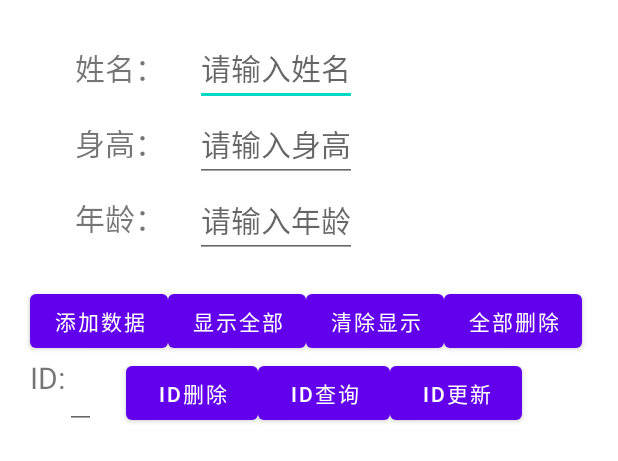
After one commit to javaer-zmn/Andriod, an Android app: the layout main2_activity.xml on its own in the app's theme, with its tools: preview values and no code run, on a phone screen of 412 x 824 dp. The commit adds this screen. Shown: the top 461 px of the screen. Run offline under Robolectric (Android 15) with nearby library versions, the phone set to English and light mode, and no system bars.

Commit message:
add db setting By zmn 2022_0103_1800

```diff
--- a/FaceShow/app/src/main/java/com/example/faceshow/Adapter/TeacherAdapter.java
+++ b/FaceShow/app/src/main/java/com/example/faceshow/Adapter/TeacherAdapter.java
@@ -8,6 +8,7 @@ import android.view.ViewGroup;
 import android.widget.ArrayAdapter;
 import android.widget.ImageView;
 import android.widget.TextView;
+import com.example.faceshow.Activity.Main2Activity;
 import com.example.faceshow.Activity.TeacherDetailActivity;
 import com.example.faceshow.DAO.Teacher;
 import com.example.faceshow.R;
@@ -67,7 +68,10 @@ public class TeacherAdapter extends ArrayAdapter<Teacher> {
             @Override
             public void onClick(View v) {
                 //  初始化一个准备跳转到TeacherDetailActivity的Intent
-                Intent intent = new Intent(getContext(), TeacherDetailActivity.class);
+//                Intent intent = new Intent(getContext(), TeacherDetailActivity.class);
+
+                Intent intent = new Intent(getContext(), Main2Activity.class);
+
 
 
                 // 往Intent中传入Teacher相关的数据，供TeacherDetailActivity使用
--- /dev/null
+++ b/FaceShow/app/src/main/res/layout/main2_activity.xml
@@ -0,0 +1,149 @@
+<?xml version="1.0" encoding="utf-8"?>
+<RelativeLayout xmlns:android="http://schemas.android.com/apk/res/android"
+                                             xmlns:app="http://schemas.android.com/apk/res-auto"
+                                             xmlns:tools="http://schemas.android.com/tools"
+                                             android:layout_width="match_parent"
+                                             android:layout_height="match_parent"
+                                             tools:context="com.example.faceshow.Activity.Main2Activity">
+
+        <TextView
+                android:layout_width="wrap_content"
+                android:layout_height="wrap_content"
+                android:id="@+id/name_tv"
+                android:text="姓名："
+                android:textSize="20dp"
+                android:layout_marginLeft="50dp"
+                android:layout_marginTop="30dp"/>
+        <EditText
+                android:layout_width="wrap_content"
+                android:layout_height="wrap_content"
+                android:id="@+id/name_ed"
+                android:hint="请输入姓名"
+                android:textSize="20dp"
+                android:layout_marginLeft="20dp"
+                android:layout_marginTop="20dp"
+                android:layout_toRightOf="@id/name_tv"
+        />
+        <TextView
+                android:layout_width="wrap_content"
+                android:layout_height="wrap_content"
+                android:id="@+id/id_tv"
+                android:text="身高："
+                android:textSize="20dp"
+                android:layout_marginLeft="50dp"
+                android:layout_marginTop="20dp"
+                android:layout_below="@id/name_tv"/>
+        <EditText
+                android:layout_width="wrap_content"
+                android:layout_height="wrap_content"
+                android:id="@+id/id_ed"
+                android:hint="请输入身高"
+                android:textSize="20dp"
+                android:layout_marginLeft="20dp"
+                android:layout_toRightOf="@id/name_tv"
+                android:layout_below="@id/name_ed"
+        />
+        <TextView
+                android:layout_width="wrap_content"
+                android:layout_height="wrap_content"
+                android:id="@+id/age_tv"
+                android:text="年龄："
+                android:textSize="20dp"
+                android:layout_marginLeft="50dp"
+                android:layout_marginTop="20dp"
+                android:layout_below="@id/id_tv"/>
+        <EditText
+                android:layout_width="wrap_content"
+                android:layout_height="wrap_content"
+                android:id="@+id/age_ed"
+                android:hint="请输入年龄"
+                android:textSize="20dp"
+                android:layout_marginLeft="20dp"
+                android:layout_toRightOf="@id/age_tv"
+                android:layout_below="@id/id_ed"
+        />
+        <Button
+                android:layout_width="wrap_content"
+                android:layout_height="wrap_content"
+                android:id="@+id/insert"
+                android:layout_below="@id/age_tv"
+                android:layout_marginTop="30dp"
+                android:layout_marginLeft="20dp"
+                android:onClick="insert"
+                android:text="添加数据"/>
+        <Button
+                android:layout_width="wrap_content"
+                android:layout_height="wrap_content"
+                android:id="@+id/showall"
+                android:layout_toRightOf="@id/insert"
+                android:layout_below="@id/age_tv"
+                android:layout_marginTop="30dp"
+                android:onClick="showall"
+                android:text="显示全部"/>
+        <Button
+                android:layout_width="wrap_content"
+                android:layout_height="wrap_content"
+                android:id="@+id/clearshow"
+                android:layout_toRightOf="@id/showall"
+                android:layout_below="@id/age_tv"
+                android:layout_marginTop="30dp"
+                android:onClick="clearshow"
+                android:text="清除显示"/>
+        <Button
+                android:layout_width="wrap_content"
+                android:layout_height="wrap_content"
+                android:id="@+id/deleteall"
+                android:layout_toRightOf="@id/clearshow"
+                android:layout_below="@id/age_tv"
+                android:layout_marginTop="30dp"
+                android:onClick="deleteall"
+                android:text="全部删除"/>
+        <TextView
+                android:layout_width="wrap_content"
+                android:layout_height="wrap_content"
+                android:id="@+id/checkid_tv"
+                android:text="ID:"
+                android:textSize="20dp"
+                android:layout_below="@id/insert"
+                android:layout_marginLeft="20dp"/>
+        <EditText
+                android:layout_width="wrap_content"
+                android:layout_height="wrap_content"
+                android:id="@+id/checkid_ed"
+                android:textSize="20dp"
+                android:layout_below="@id/insert"
+                android:layout_toRightOf="@id/checkid_tv"
+        />
+        <Button
+                android:layout_width="wrap_content"
+                android:layout_height="wrap_content"
+                android:id="@+id/deleteid"
+                android:text="ID删除"
+                android:layout_marginLeft="20dp"
+                android:layout_below="@id/insert"
+                android:layout_toRightOf="@id/checkid_ed"
+                android:onClick="deleteId"/>
+        <Button
+                android:layout_width="wrap_content"
+                android:layout_height="wrap_content"
+                android:id="@+id/selectid"
+                android:text="ID查询"
+                android:layout_below="@id/insert"
+                android:layout_toRightOf="@id/deleteid"
+                android:onClick="selectId"/>
+        <Button
+                android:layout_width="wrap_content"
+                android:layout_height="wrap_content"
+                android:id="@+id/updateid"
+                android:text="ID更新"
+
+                android:layout_below="@id/insert"
+                android:layout_toRightOf="@id/selectid"
+                android:onClick="updateId"/>
+        <ListView
+                android:layout_width="wrap_content"
+                android:layout_height="wrap_content"
+                android:layout_below="@id/checkid_tv"
+                android:id="@+id/ListView">
+        </ListView>
+    </RelativeLayout>
```
Also changed, not shown: FaceShow/app/src/main/java/com/example/faceshow/Activity/Main2Activity.java (added, +171 -0 lines), FaceShow/app/src/main/java/com/example/faceshow/DataBase/DBHelpler.java (added, +45 -0 lines).
